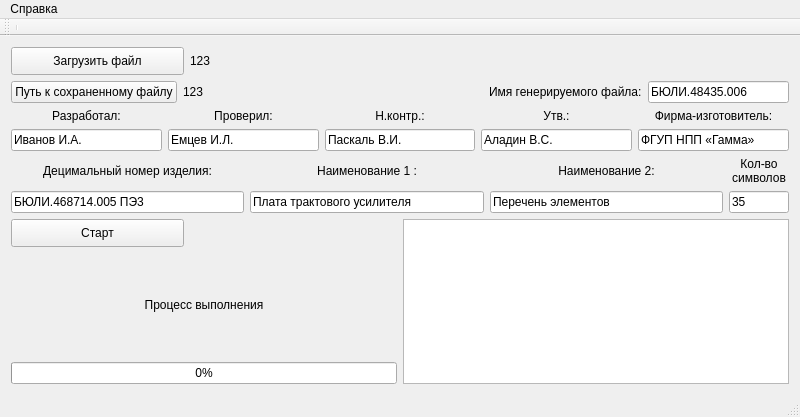
pivleonid/gp, file mainwindow.ui: the form before one commit.
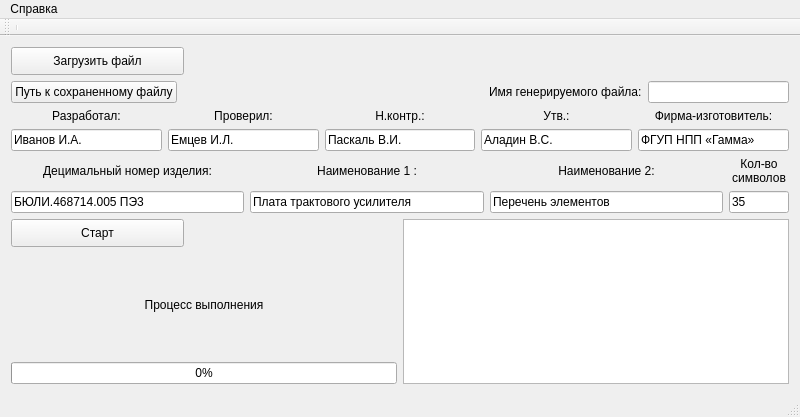
The form after the commit.

Patch:
```diff
--- a/mainwindow.ui
+++ b/mainwindow.ui
@@ -77,7 +77,7 @@
          <enum>QFrame::NoFrame</enum>
         </property>
         <property name="text">
-         <string>123</string>
+         <string/>
         </property>
        </widget>
       </item>
@@ -104,7 +104,7 @@
          <enum>QFrame::NoFrame</enum>
         </property>
         <property name="text">
-         <string>123</string>
+         <string/>
         </property>
        </widget>
       </item>
@@ -124,7 +124,7 @@
       <item>
        <widget class="QLineEdit" name="lineEdit">
         <property name="text">
-         <string>БЮЛИ.48435.006</string>
+         <string/>
         </property>
        </widget>
       </item>
```
Left out of the diff: 9 changed lines with no effect on the pictures.
